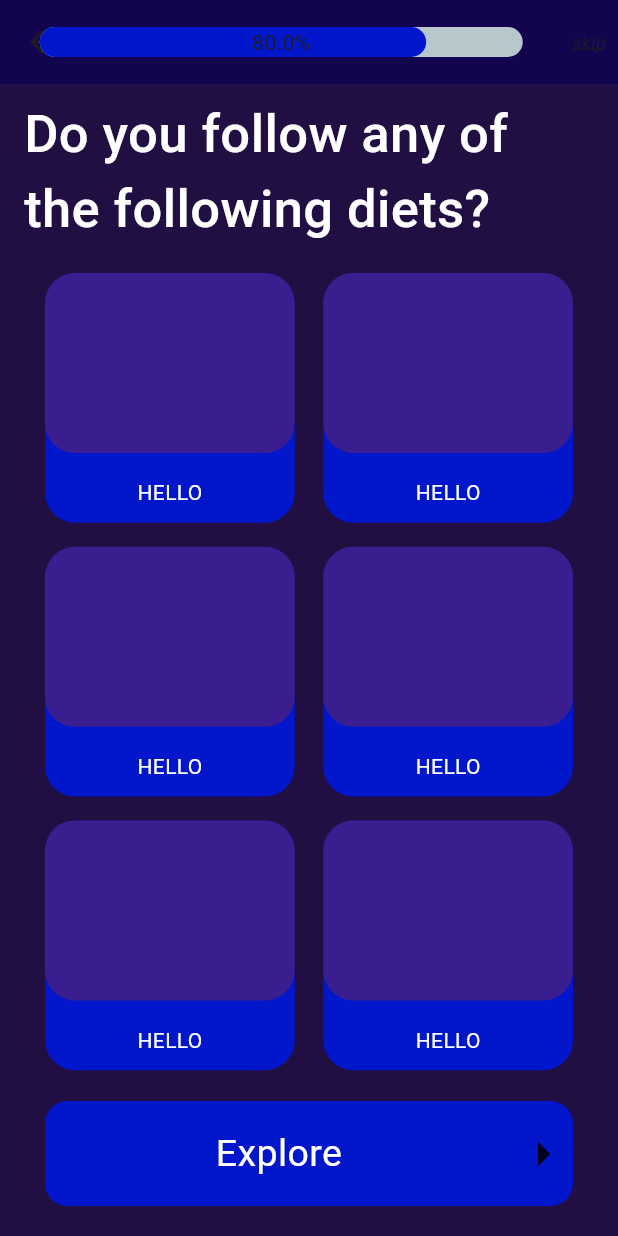
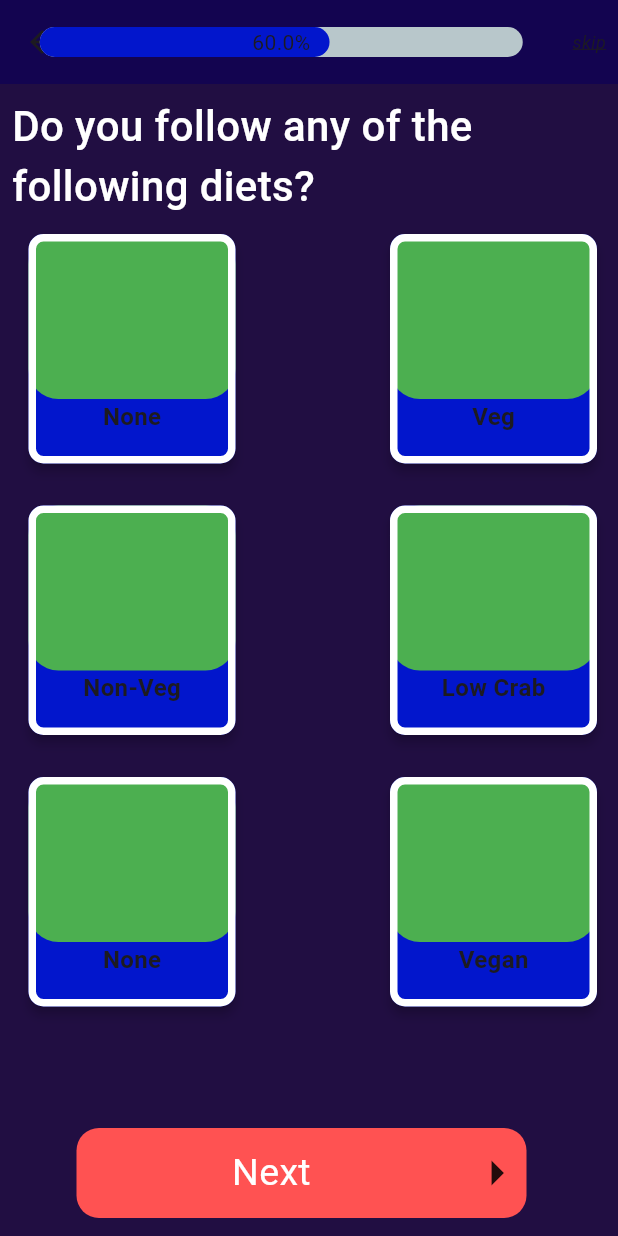
Before and after one commit to NibinBiju/food_recipe_app, a Flutter app: the PrefPageOne screen opened directly, on a phone screen of 412 x 824 dp. Run offline on Flutter 3.47's test engine with Material 3 defaults, Android fonts, the phone set to English and light mode, and no system bars; drawn by our look-alikes of percent_indicator; our stand-ins replace calendar_timeline, carousel_slider, flutter_card_swiper, google_nav_bar, hive, hive_flutter and 3 more; accounts and stored records are empty.

Commit message:
preferance1

```diff
--- a/lib/view/preferance_page/pref_one.dart
+++ b/lib/view/preferance_page/pref_one.dart
@@ -1,5 +1,8 @@
 import 'package:flutter/material.dart';
+
 import 'package:percent_indicator/linear_percent_indicator.dart';
+import 'package:recipe_app/view/preferance_page/pref_two.dart';
+import 'package:shared_preferences/shared_preferences.dart';
 
 class PrefPageOne extends StatefulWidget {
   PrefPageOne({super.key});
@@ -12,6 +15,7 @@ class _PrefPageState extends State<PrefPageOne> {
   @override
   Widget build(BuildContext context) {
     return Scaffold(
+        backgroundColor: Color.fromARGB(255, 33, 14, 66),
         appBar: AppBar(
           backgroundColor: Color(0xff130450),
           elevation: 0,
@@ -23,13 +27,21 @@ class _PrefPageState extends State<PrefPageOne> {
                   animation: true,
                   lineHeight: 20.0,
                   animationDuration: 2500,
-                  percent: 0.8,
-                  center: Text("80.0%"),
+                  percent: 0.6,
+                  center: Text("60.0%"),
                   linearStrokeCap: LinearStrokeCap.roundAll,
                   progressColor: Color(0xFF0216CC),
                 )),
             Padding(
               padding: EdgeInsets.all(8.0),
+              child: InkWell(
+                onTap: () {
+                  Navigator.push(
+                      context,
+                      MaterialPageRoute(
+                        builder: (context) => MyPrefTwo(),
+                      ));
+                },
                 child: Text(
                   "skip",
                   style: TextStyle(
@@ -39,27 +51,122 @@ class _PrefPageState extends State<PrefPageOne> {
                   ),
                 ),
               ),
+            ),
           ],
         ),
-        body: Stack(
+        body: Column(
           children: [
-            Container(
-                decoration:
-                    BoxDecoration(color: Color.fromARGB(255, 33, 14, 66)),
-                height: double.infinity),
-            Positioned(
-              left: 30,
-              right: 30,
-              bottom: 20,
+            Padding(
+              padding: EdgeInsets.symmetric(horizontal: 8.0, vertical: 8.0),
+              child: Text(
+                "Do you follow any of the following diets?",
+                style: TextStyle(
+                    color: Colors.white,
+                    fontWeight: FontWeight.w500,
+                    fontSize: 28.0),
+              ),
+            ),
+            Expanded(
+                child: Padding(
+              padding: const EdgeInsets.only(right: 10),
+              child: MyGridView(),
+            )),
+          ],
+        ));
+  }
+}
+
+class MyGridView extends StatefulWidget {
+  final List<String> titles = [
+    'None',
+    'Veg',
+    'Non-Veg',
+    'Low Crab',
+    'None',
+    'Vegan'
+  ];
+
+  @override
+  State<MyGridView> createState() => _MyGridViewState();
+}
+
+class _MyGridViewState extends State<MyGridView> {
+  List<bool> selectedItems = List.filled(6, false);
+  late Future<void> _loadingPreferences;
+  @override
+  void initState() {
+    super.initState();
+
+    _loadingPreferences = loadPreferences();
+  }
+
+  Future<void> loadPreferences() async {
+    SharedPreferences prefs = await SharedPreferences.getInstance();
+    setState(() {
+      for (int i = 0; i < selectedItems.length; i++) {
+        selectedItems[i] = prefs.getBool('selected_$i') ?? false;
+      }
+    });
+  }
+
+  Future<void> savePreferences() async {
+    SharedPreferences prefs = await SharedPreferences.getInstance();
+    for (int i = 0; i < selectedItems.length; i++) {
+      prefs.setBool('selected_$i', selectedItems[i]);
+    }
+  }
+
+  @override
+  Widget build(BuildContext context) {
+    bool isExploreButtonGreen = selectedItems.any((isSelected) => isSelected);
+
+    return Column(
+      children: [
+        Expanded(
+          child: GridView.builder(
+            itemCount: widget.titles.length,
+            gridDelegate: SliverGridDelegateWithFixedCrossAxisCount(
+              crossAxisCount: 2,
+              crossAxisSpacing: 80.0,
+              mainAxisSpacing: 20.0,
+            ),
+            itemBuilder: (context, index) {
+              return Padding(
+                padding: const EdgeInsets.only(left: 15),
+                child: GridItem(
+                  title: widget.titles[index],
+                  onSelectedCallback: (isSelected) {
+                    setState(() {
+                      selectedItems[index] = isSelected;
+                    });
+                  },
+                  isSelected: selectedItems[index],
+                ),
+              );
+            },
+          ),
+        ),
+        Padding(
+          padding: EdgeInsets.all(12.0),
           child: Container(
             child: Row(
               children: [
                 Expanded(
                   child: Center(
+                    child: InkWell(
+                      onTap: () {
+                        savePreferences();
+                        Navigator.push(
+                            context,
+                            MaterialPageRoute(
+                              builder: (context) => MyPrefTwo(),
+                            ));
+                      },
                       child: Text(
-                          "Explore",
+                        "Next",
                         textAlign: TextAlign.center,
                         style: TextStyle(fontSize: 25, color: Colors.white),
+                      ),
                     ),
                   ),
                 ),
@@ -71,73 +178,72 @@ class _PrefPageState extends State<PrefPageOne> {
             ),
             decoration: BoxDecoration(
               borderRadius: BorderRadius.circular(15),
-                  color: Color(0xFF0216CC),
+              color:
+                  isExploreButtonGreen ? Color(0xFF0216CC) : Colors.redAccent,
             ),
-                height: 70,
-                width: 280,
+            height: 60,
+            width: 300,
           ),
         ),
-            CustomScrollView(
-                physics: const BouncingScrollPhysics(),
-                slivers: <Widget>[
-                  SliverToBoxAdapter(
-                    child: Padding(
-                      padding:
-                          EdgeInsets.symmetric(horizontal: 16.0, vertical: 8.0),
-                      child: Text(
-                        "Do you follow any of the following diets?",
-                        style: TextStyle(
-                            color: Colors.white,
-                            fontWeight: FontWeight.w500,
-                            fontSize: 35.0),
+      ],
+    );
+  }
+}
+
+class GridItem extends StatefulWidget {
+  final String title;
+  final bool isSelected;
+  final Function(bool) onSelectedCallback;
+
+  GridItem({
+    required this.title,
+    required this.onSelectedCallback,
+    required this.isSelected,
+  });
+
+  @override
+  State<GridItem> createState() => _GridItemState();
+}
+
+class _GridItemState extends State<GridItem> {
+  @override
+  Widget build(BuildContext context) {
+    return InkWell(
+      onTap: () {
+        setState(() {
+          widget.onSelectedCallback(!widget.isSelected);
+        });
+      },
+      child: Card(
+        shape: RoundedRectangleBorder(
+          side: BorderSide(
+            color: widget.isSelected ? Colors.red : Colors.white,
+            width: 5,
           ),
+          borderRadius: BorderRadius.circular(10),
         ),
-                  ),
-                  SliverPadding(
-                    padding:
-                        const EdgeInsets.only(top: 10, left: 30, right: 30),
-                    sliver: SliverGrid(
-                      gridDelegate: SliverGridDelegateWithFixedCrossAxisCount(
-                        crossAxisCount: 2,
-                        crossAxisSpacing: 19.0,
-                        mainAxisSpacing: 16.0,
-                      ),
-                      delegate: SliverChildBuilderDelegate(
-                          (BuildContext context, int index) {
-                        return Stack(
+        color: Color(0xFF0216CC),
+        elevation: 3.0,
+        child: Column(
           children: [
             Container(
               decoration: BoxDecoration(
-                                  color: Color(0xFF0216CC),
-                                  borderRadius: BorderRadius.circular(20)),
-                              height: 180,
+                color: Colors.green,
+                borderRadius: BorderRadius.circular(20),
+              ),
+              height: 110,
               width: double.infinity,
             ),
-                            Positioned(
-                                child: Container(
-                              decoration: BoxDecoration(
-                                  color: const Color.fromARGB(96, 152, 42, 42),
-                                  borderRadius:
-                                      BorderRadius.all(Radius.circular(20))),
-                              height: 120,
-                            )),
-                            Positioned(
-                                left: 10,
-                                right: 10,
-                                bottom: 10,
-                                child: Align(
-                                    alignment: Alignment.bottomCenter,
+            Padding(
+              padding: const EdgeInsets.only(left: 20, right: 20),
               child: Text(
-                                      "HELLO",
-                                      style: TextStyle(color: Colors.white),
-                                    )))
-                          ],
-                        );
-                      }, childCount: 6),
+                widget.title,
+                style: TextStyle(fontSize: 16.0, fontWeight: FontWeight.bold),
               ),
             ),
-                ]),
           ],
-        ));
+        ),
+      ),
+    );
   }
 }
```
Lines whose indentation alone changed are shown as unchanged.
